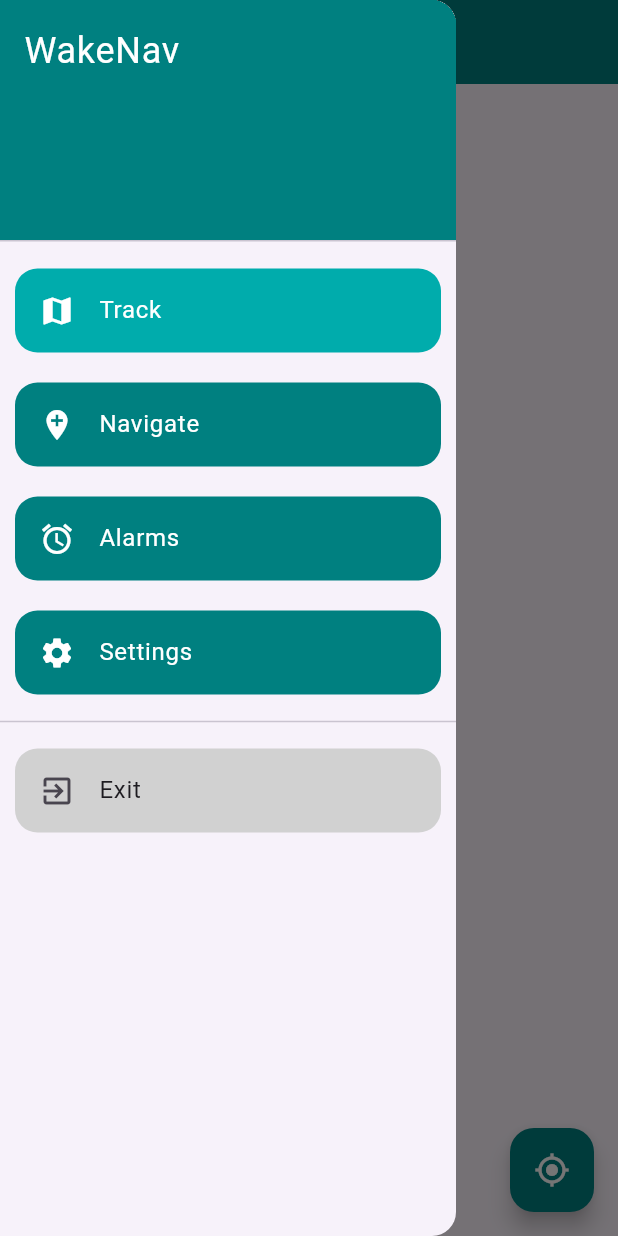
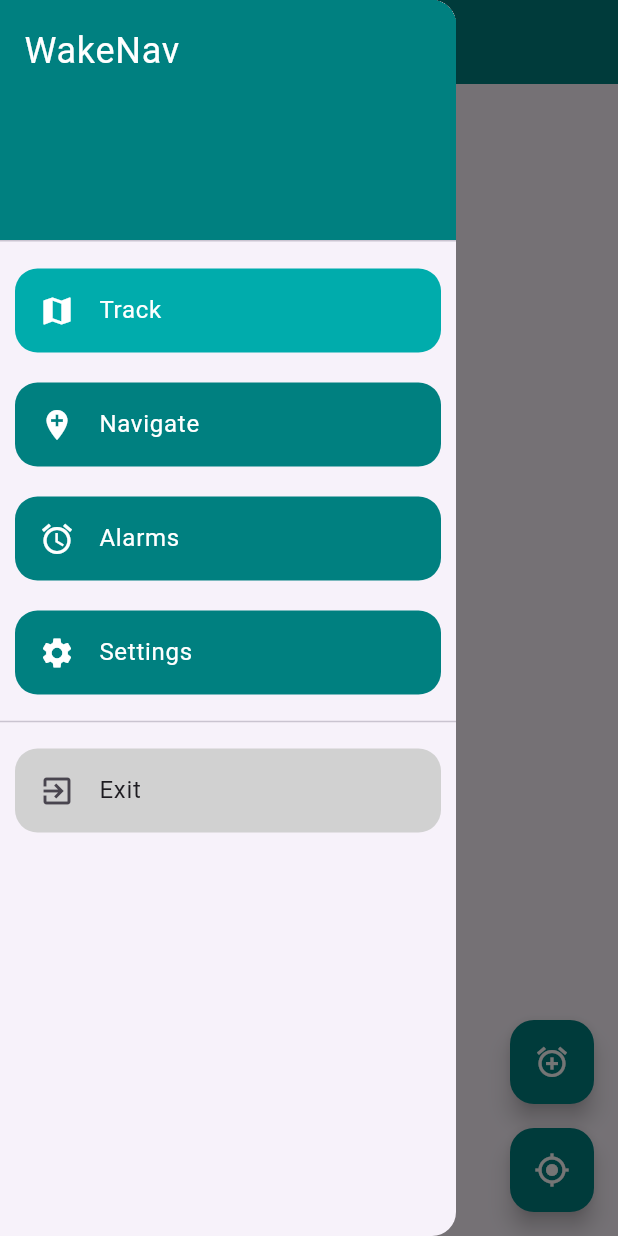
Before and after one commit to enzouro/WakeNav, a Flutter app: the screen it shows after launch, with the side drawer open, on a phone screen of 412 x 824 dp. Run offline on Flutter 3.47's test engine with Material 3 defaults, Android fonts, the phone set to English and light mode, and no system bars; our stand-ins replace flutter_map, geolocator, just_audio, latlong2, shared_preferences; missing offline and left inert: flutter_map_cancellable_tile_provider.

Commit message:
98% done??? apaka ganda ni miss Aiah sobra sobra

```diff
--- a/wakenav/lib/track_page.dart
+++ b/wakenav/lib/track_page.dart
@@ -12,8 +12,13 @@ import 'package:shared_preferences/shared_preferences.dart';
 class TrackPage extends StatefulWidget {
   final List<Alarm> alarms;
   final Function(Alarm) updateAlarmStatus;
+  final Function(int) updateSelectedIndex;
 
-  const TrackPage({Key? key, required this.alarms, required this.updateAlarmStatus}) : super(key: key);
+  const TrackPage({
+    Key? key,
+    required this.alarms,
+    required this.updateAlarmStatus,
+    required this.updateSelectedIndex,}) : super(key: key);
 
   @override
   _TrackPageState createState() => _TrackPageState();
@@ -25,6 +30,7 @@ class _TrackPageState extends State<TrackPage> {
   StreamSubscription<Position>? _positionStreamSubscription;
   final AudioPlayer _audioPlayer = AudioPlayer();
   Set<String> _triggeredAlarms = Set<String>();
+
 
   @override
   void initState() {
@@ -174,7 +180,9 @@ void _showAlarmDialog(Alarm alarm) async {
       ),
       extendBodyBehindAppBar: true,
       body: _currentPosition == null
-          ? Center(child: CircularProgressIndicator())
+          ? Center(child: CircularProgressIndicator(
+            color: Color.fromARGB(255, 0, 255, 255),
+          ))
           : Stack(
               children: [
                 FlutterMap(
@@ -279,10 +287,23 @@ void _showAlarmDialog(Alarm alarm) async {
                 ),
               ],
             ),
-      floatingActionButton: FloatingActionButton(
-        onPressed: _centerOnUserLocation,
-        child: Icon(Icons.my_location, color: Colors.white,),
-        backgroundColor: Color(0xFF008080),
+      floatingActionButton: Column(
+        mainAxisAlignment: MainAxisAlignment.end,
+        children: [
+          FloatingActionButton(
+            onPressed: () => widget.updateSelectedIndex(1),
+            child: Icon(Icons.add_alarm, color: Colors.white),
+            backgroundColor: Color(0xFF008080),
+            heroTag: 'addAlarm',
+          ),
+          SizedBox(height: 16),  // Add some space between the buttons
+          FloatingActionButton(
+            onPressed: _centerOnUserLocation,
+            child: Icon(Icons.my_location, color: Colors.white),
+            backgroundColor: Color(0xFF008080),
+            heroTag: 'myLocation',
+          ),
+        ],
       ),
     );
   }
```
Also changed, not shown: wakenav/lib/main.dart (+11 -3 lines), wakenav/pubspec.yaml (+12 -5 lines), wakenav/lib/services/alarm_service.dart (deleted), wakenav/pubspec.lock, 12 other files.
